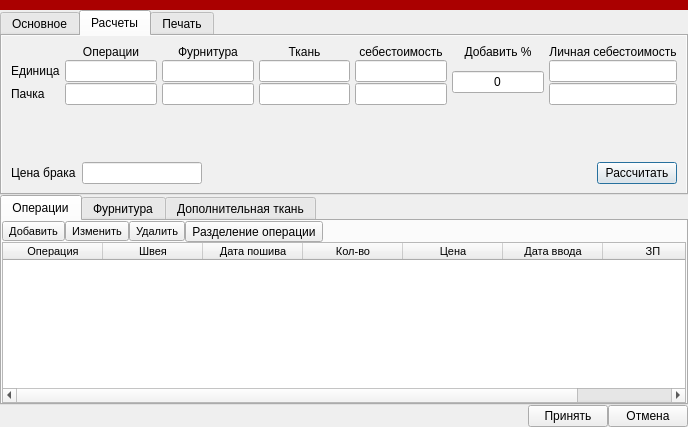
Before: the Qt Designer form ui/pack.ui in Meller008/CRM-Avi, drawn with Qt 5.
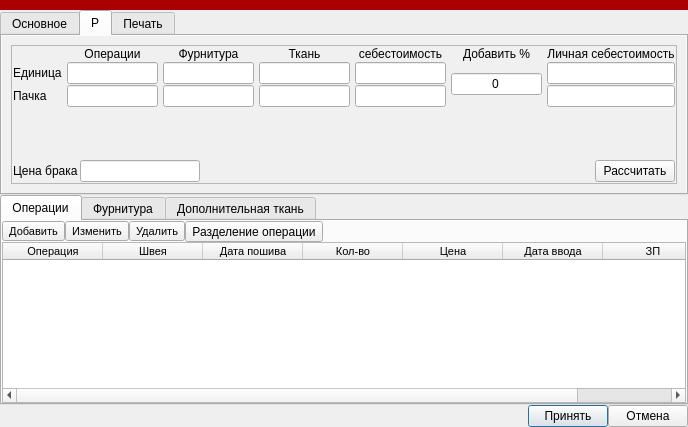
After: the same form once the commit is applied. The open tabs and pages were chosen to show the change.

Patch:
```diff
--- a/ui/pack.ui
+++ b/ui/pack.ui
@@ -57,6 +57,66 @@
        <property name="spacing">
         <number>0</number>
        </property>
+       <item row="1" column="0">
+        <widget class="QTableWidget" name="tw_operation">
+         <property name="font">
+          <font>
+           <family>Tahoma</family>
+           <pointsize>8</pointsize>
+          </font>
+         </property>
+         <property name="editTriggers">
+          <set>QAbstractItemView::NoEditTriggers</set>
+         </property>
+         <property name="selectionBehavior">
+          <enum>QAbstractItemView::SelectRows</enum>
+         </property>
+         <attribute name="verticalHeaderVisible">
+          <bool>false</bool>
+         </attribute>
+         <attribute name="verticalHeaderDefaultSectionSize">
+          <number>20</number>
+         </attribute>
+         <attribute name="verticalHeaderMinimumSectionSize">
+          <number>18</number>
+         </attribute>
+         <column>
+          <property name="text">
+           <string>Операция</string>
+          </property>
+         </column>
+         <column>
+          <property name="text">
+           <string>Швея</string>
+          </property>
+         </column>
+         <column>
+          <property name="text">
+           <string>Дата пошива</string>
+          </property>
+         </column>
+         <column>
+          <property name="text">
+           <string>Кол-во</string>
+          </property>
+         </column>
+         <column>
+          <property name="text">
+           <string>Цена</string>
+          </property>
+         </column>
+         <column>
+          <property name="text">
+           <string>Дата ввода</string>
+          </property>
+         </column>
+         <column>
+          <property name="text">
+           <string>ЗП</string>
+          </property>
+         </column>
+        </widget>
+       </item>
        <item row="0" column="0">
         <layout class="QHBoxLayout" name="horizontalLayout_5">
          <property name="spacing">
@@ -120,66 +180,6 @@
          </item>
         </layout>
        </item>
-       <item row="1" column="0">
-        <widget class="QTableWidget" name="tw_operation">
-         <property name="font">
-          <font>
-           <family>Tahoma</family>
-           <pointsize>8</pointsize>
-          </font>
-         </property>
-         <property name="editTriggers">
-          <set>QAbstractItemView::NoEditTriggers</set>
-         </property>
-         <property name="selectionBehavior">
-          <enum>QAbstractItemView::SelectRows</enum>
-         </property>
-         <attribute name="verticalHeaderVisible">
-          <bool>false</bool>
-         </attribute>
-         <attribute name="verticalHeaderDefaultSectionSize">
-          <number>20</number>
-         </attribute>
-         <attribute name="verticalHeaderMinimumSectionSize">
-          <number>18</number>
-         </attribute>
-         <column>
-          <property name="text">
-           <string>Операция</string>
-          </property>
-         </column>
-         <column>
-          <property name="text">
-           <string>Швея</string>
-          </property>
-         </column>
-         <column>
-          <property name="text">
-           <string>Дата пошива</string>
-          </property>
-         </column>
-         <column>
-          <property name="text">
-           <string>Кол-во</string>
-          </property>
-         </column>
-         <column>
-          <property name="text">
-           <string>Цена</string>
-          </property>
-         </column>
-         <column>
-          <property name="text">
-           <string>Дата ввода</string>
-          </property>
-         </column>
-         <column>
-          <property name="text">
-           <string>ЗП</string>
-          </property>
-         </column>
-        </widget>
-       </item>
       </layout>
      </widget>
      <widget class="QWidget" name="tab_accessories">
@@ -433,8 +433,55 @@
      </widget>
     </widget>
    </item>
+   <item row="0" column="0">
+    <widget class="QWidget" name="sw_new_cut_2" native="true">
+     <property name="minimumSize">
+      <size>
+       <width>0</width>
+       <height>10</height>
+      </size>
+     </property>
+     <property name="styleSheet">
+      <string notr="true">background-color: rgb(170, 0, 0);</string>
+     </property>
+    </widget>
+   </item>
+   <item row="3" column="0">
+    <layout class="QHBoxLayout" name="horizontalLayout_8">
+     <item>
+      <spacer name="horizontalSpacer_6">
+       <property name="orientation">
+        <enum>Qt::Horizontal</enum>
+       </property>
+       <property name="sizeHint" stdset="0">
+        <size>
+         <width>40</width>
+         <height>20</height>
+        </size>
+       </property>
+      </spacer>
+     </item>
+     <item>
+      <widget class="QPushButton" name="pb_acc">
+       <property name="text">
+        <string>Принять</string>
+       </property>
+      </widget>
+     </item>
+     <item>
+      <widget class="QPushButton" name="pushButton">
+       <property name="text">
+        <string>Отмена</string>
+       </property>
+      </widget>
+     </item>
+    </layout>
+   </item>
    <item row="1" column="0">
     <widget class="QTabWidget" name="tabWidget">
+     <property name="enabled">
+      <bool>true</bool>
+     </property>
      <property name="autoFillBackground">
       <bool>false</bool>
      </property>
@@ -447,9 +494,15 @@
      <property name="currentIndex">
       <number>0</number>
      </property>
+     <property name="documentMode">
+      <bool>false</bool>
+     </property>
      <property name="tabsClosable">
       <bool>false</bool>
      </property>
+     <property name="tabBarAutoHide">
+      <bool>false</bool>
+     </property>
      <widget class="QWidget" name="tab">
       <property name="enabled">
        <bool>true</bool>
@@ -870,21 +923,87 @@
        <bool>true</bool>
       </property>
       <attribute name="title">
-       <string>Расчеты</string>
+       <string>Р</string>
       </attribute>
       <layout class="QGridLayout" name="gridLayout_5">
        <item row="0" column="0">
+        <layout class="QHBoxLayout" name="horizontalLayout_7" stretch="0">
+         <item>
+          <widget class="QFrame" name="frame_calc">
+           <property name="frameShape">
+            <enum>QFrame::StyledPanel</enum>
+           </property>
+           <property name="frameShadow">
+            <enum>QFrame::Raised</enum>
+           </property>
         <layout class="QGridLayout" name="gridLayout_4">
+            <property name="leftMargin">
+             <number>1</number>
+            </property>
+            <property name="topMargin">
+             <number>1</number>
+            </property>
+            <property name="rightMargin">
+             <number>1</number>
+            </property>
+            <property name="bottomMargin">
+             <number>1</number>
+            </property>
+            <property name="spacing">
+             <number>1</number>
+            </property>
+            <item row="2" column="4">
+             <widget class="QPushButton" name="pushButton_2">
+              <property name="enabled">
+               <bool>true</bool>
+              </property>
+              <property name="text">
+               <string>Рассчитать</string>
+              </property>
+             </widget>
+            </item>
+            <item row="2" column="0">
+             <widget class="QLabel" name="label_24">
+              <property name="text">
+               <string>Цена брака</string>
+              </property>
+             </widget>
+            </item>
+            <item row="2" column="2">
+             <widget class="QLineEdit" name="le_calc_damage">
+              <property name="minimumSize">
+               <size>
+                <width>120</width>
+                <height>0</height>
+               </size>
+              </property>
+             </widget>
+            </item>
+            <item row="2" column="3">
+             <spacer name="horizontalSpacer_3">
+              <property name="orientation">
+               <enum>Qt::Horizontal</enum>
+              </property>
+              <property name="sizeHint" stdset="0">
+               <size>
+                <width>2000</width>
+                <height>20</height>
+               </size>
+              </property>
+             </spacer>
+            </item>
+            <item row="0" column="0" colspan="5">
+             <layout class="QGridLayout" name="gridLayout_12">
          <property name="horizontalSpacing">
           <number>5</number>
          </property>
          <property name="verticalSpacing">
           <number>1</number>
          </property>
-         <item row="0" column="1">
-          <widget class="QLabel" name="label_10">
-           <property name="text">
-            <string>&lt;html&gt;&lt;head/&gt;&lt;body&gt;&lt;p align=&quot;center&quot;&gt;Операции&lt;/p&gt;&lt;/body&gt;&lt;/html&gt;</string>
+              <item row="2" column="1">
+               <widget class="QLineEdit" name="le_calc_many_operation">
+                <property name="alignment">
+                 <set>Qt::AlignCenter</set>
            </property>
           </widget>
          </item>
@@ -895,13 +1014,20 @@
            </property>
           </widget>
          </item>
-         <item row="2" column="1">
-          <widget class="QLineEdit" name="le_calc_many_operation">
+              <item row="1" column="4">
+               <widget class="QLineEdit" name="le_calc_one_all">
            <property name="alignment">
             <set>Qt::AlignCenter</set>
            </property>
           </widget>
          </item>
+              <item row="0" column="6">
+               <widget class="QLabel" name="label_17">
+                <property name="text">
+                 <string>&lt;html&gt;&lt;head/&gt;&lt;body&gt;&lt;p align=&quot;center&quot;&gt;Личная себестоимость&lt;/p&gt;&lt;/body&gt;&lt;/html&gt;</string>
+                </property>
+               </widget>
+              </item>
          <item row="1" column="1">
           <widget class="QLineEdit" name="le_calc_one_operation">
            <property name="alignment">
@@ -909,27 +1035,6 @@
            </property>
           </widget>
          </item>
-         <item row="1" column="0">
-          <widget class="QLabel" name="label_11">
-           <property name="text">
-            <string>Единица</string>
-           </property>
-          </widget>
-         </item>
-         <item row="0" column="2">
-          <widget class="QLabel" name="label_13">
-           <property name="text">
-            <string>&lt;html&gt;&lt;head/&gt;&lt;body&gt;&lt;p align=&quot;center&quot;&gt;Фурнитура&lt;/p&gt;&lt;/body&gt;&lt;/html&gt;</string>
-           </property>
-          </widget>
-         </item>
-         <item row="1" column="3">
-          <widget class="QLineEdit" name="le_calc_one_material">
-           <property name="alignment">
-            <set>Qt::AlignCenter</set>
-           </property>
-          </widget>
-         </item>
          <item row="0" column="3">
           <widget class="QLabel" name="label_14">
            <property name="text">
@@ -937,41 +1042,6 @@
            </property>
           </widget>
          </item>
-         <item row="1" column="2">
-          <widget class="QLineEdit" name="le_calc_one_accessory">
-           <property name="alignment">
-            <set>Qt::AlignCenter</set>
-           </property>
-          </widget>
-         </item>
-         <item row="2" column="3">
-          <widget class="QLineEdit" name="le_calc_many_material">
-           <property name="alignment">
-            <set>Qt::AlignCenter</set>
-           </property>
-          </widget>
-         </item>
-         <item row="2" column="2">
-          <widget class="QLineEdit" name="le_calc_many_accessory">
-           <property name="alignment">
-            <set>Qt::AlignCenter</set>
-           </property>
-          </widget>
-         </item>
-         <item row="1" column="4">
-          <widget class="QLineEdit" name="le_calc_one_all">
-           <property name="alignment">
-            <set>Qt::AlignCenter</set>
-           </property>
-          </widget>
-         </item>
-         <item row="0" column="4">
-          <widget class="QLabel" name="label_15">
-           <property name="text">
-            <string>&lt;html&gt;&lt;head/&gt;&lt;body&gt;&lt;p align=&quot;center&quot;&gt;себестоимость&lt;/p&gt;&lt;/body&gt;&lt;/html&gt;</string>
-           </property>
-          </widget>
-         </item>
          <item row="1" column="5" rowspan="2">
           <widget class="QLineEdit" name="le_calc_percent">
            <property name="text">
@@ -982,6 +1052,27 @@
            </property>
           </widget>
          </item>
+              <item row="0" column="2">
+               <widget class="QLabel" name="label_13">
+                <property name="text">
+                 <string>&lt;html&gt;&lt;head/&gt;&lt;body&gt;&lt;p align=&quot;center&quot;&gt;Фурнитура&lt;/p&gt;&lt;/body&gt;&lt;/html&gt;</string>
+                </property>
+               </widget>
+              </item>
+              <item row="1" column="2">
+               <widget class="QLineEdit" name="le_calc_one_accessory">
+                <property name="alignment">
+                 <set>Qt::AlignCenter</set>
+                </property>
+               </widget>
+              </item>
+              <item row="2" column="3">
+               <widget class="QLineEdit" name="le_calc_many_material">
+                <property name="alignment">
+                 <set>Qt::AlignCenter</set>
+                </property>
+               </widget>
+              </item>
          <item row="0" column="5">
           <widget class="QLabel" name="label_16">
            <property name="text">
@@ -996,10 +1087,17 @@
            </property>
           </widget>
          </item>
-         <item row="0" column="6">
-          <widget class="QLabel" name="label_17">
+              <item row="2" column="2">
+               <widget class="QLineEdit" name="le_calc_many_accessory">
+                <property name="alignment">
+                 <set>Qt::AlignCenter</set>
+                </property>
+               </widget>
+              </item>
+              <item row="0" column="4">
+               <widget class="QLabel" name="label_15">
            <property name="text">
-            <string>&lt;html&gt;&lt;head/&gt;&lt;body&gt;&lt;p align=&quot;center&quot;&gt;Личная себестоимость&lt;/p&gt;&lt;/body&gt;&lt;/html&gt;</string>
+                 <string>&lt;html&gt;&lt;head/&gt;&lt;body&gt;&lt;p align=&quot;center&quot;&gt;себестоимость&lt;/p&gt;&lt;/body&gt;&lt;/html&gt;</string>
            </property>
           </widget>
          </item>
@@ -1017,50 +1115,30 @@
            </property>
           </widget>
          </item>
-        </layout>
-       </item>
-       <item row="2" column="0">
-        <layout class="QHBoxLayout" name="horizontalLayout_7" stretch="0,1,10,0">
-         <item>
-          <widget class="QLabel" name="label_24">
-           <property name="text">
-            <string>Цена брака</string>
-           </property>
-          </widget>
-         </item>
-         <item>
-          <widget class="QLineEdit" name="le_calc_damage">
-           <property name="minimumSize">
-            <size>
-             <width>120</width>
-             <height>0</height>
-            </size>
-           </property>
-          </widget>
-         </item>
-         <item>
-          <spacer name="horizontalSpacer_3">
-           <property name="orientation">
-            <enum>Qt::Horizontal</enum>
-           </property>
-           <property name="sizeHint" stdset="0">
-            <size>
-             <width>40</width>
-             <height>20</height>
-            </size>
-           </property>
-          </spacer>
-         </item>
-         <item>
-          <widget class="QPushButton" name="pushButton_2">
-           <property name="text">
-            <string>Рассчитать</string>
-           </property>
-          </widget>
-         </item>
-        </layout>
+              <item row="1" column="3">
+               <widget class="QLineEdit" name="le_calc_one_material">
+                <property name="alignment">
+                 <set>Qt::AlignCenter</set>
+                </property>
+               </widget>
        </item>
        <item row="1" column="0">
+               <widget class="QLabel" name="label_11">
+                <property name="text">
+                 <string>Единица</string>
+                </property>
+               </widget>
+              </item>
+              <item row="0" column="1">
+               <widget class="QLabel" name="label_10">
+                <property name="text">
+                 <string>&lt;html&gt;&lt;head/&gt;&lt;body&gt;&lt;p align=&quot;center&quot;&gt;Операции&lt;/p&gt;&lt;/body&gt;&lt;/html&gt;</string>
+                </property>
+               </widget>
+              </item>
+             </layout>
+            </item>
+            <item row="1" column="3">
         <spacer name="verticalSpacer">
          <property name="orientation">
           <enum>Qt::Vertical</enum>
@@ -1075,6 +1153,11 @@
        </item>
       </layout>
      </widget>
+         </item>
+        </layout>
+       </item>
+      </layout>
+     </widget>
      <widget class="QWidget" name="tab_5">
       <attribute name="title">
        <string>Печать</string>
@@ -1126,50 +1209,6 @@
      </widget>
     </widget>
    </item>
-   <item row="0" column="0">
-    <widget class="QWidget" name="sw_new_cut_2" native="true">
-     <property name="minimumSize">
-      <size>
-       <width>0</width>
-       <height>10</height>
-      </size>
-     </property>
-     <property name="styleSheet">
-      <string notr="true">background-color: rgb(170, 0, 0);</string>
-     </property>
-    </widget>
-   </item>
-   <item row="3" column="0">
-    <layout class="QHBoxLayout" name="horizontalLayout_8">
-     <item>
-      <spacer name="horizontalSpacer_6">
-       <property name="orientation">
-        <enum>Qt::Horizontal</enum>
-       </property>
-       <property name="sizeHint" stdset="0">
-        <size>
-         <width>40</width>
-         <height>20</height>
-        </size>
-       </property>
-      </spacer>
-     </item>
-     <item>
-      <widget class="QPushButton" name="pb_acc">
-       <property name="text">
-        <string>Принять</string>
-       </property>
-      </widget>
-     </item>
-     <item>
-      <widget class="QPushButton" name="pushButton">
-       <property name="text">
-        <string>Отмена</string>
-       </property>
-      </widget>
-     </item>
-    </layout>
-   </item>
   </layout>
  </widget>
  <resources/>
```
Left out of the diff: 32 changed lines with no effect on the pictures. Lines whose indentation alone changed are shown as unchanged.
